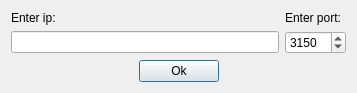
Qt form Lab1/TCPClient/portdialog.ui (rodimov/NetworksLabs_SUT) before a commit.
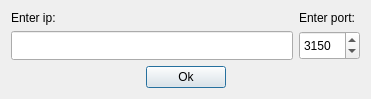
The same form after that commit.

Commit message: portdialog lineedit resize

Diff of the .ui file:
```diff
--- a/Lab1/TCPClient/portdialog.ui
+++ b/Lab1/TCPClient/portdialog.ui
@@ -6,8 +6,8 @@
    <rect>
     <x>0</x>
     <y>0</y>
-    <width>357</width>
-    <height>90</height>
+    <width>371</width>
+    <height>99</height>
    </rect>
   </property>
   <property name="windowTitle">
@@ -30,7 +30,14 @@
       </widget>
      </item>
      <item>
-      <widget class="QLineEdit" name="ip"/>
+      <widget class="QLineEdit" name="ip">
+       <property name="sizePolicy">
+        <sizepolicy hsizetype="Expanding" vsizetype="Expanding">
+         <horstretch>0</horstretch>
+         <verstretch>0</verstretch>
+        </sizepolicy>
+       </property>
+      </widget>
      </item>
     </layout>
    </item>
@@ -51,6 +58,12 @@
      </item>
      <item>
       <widget class="QSpinBox" name="port">
+       <property name="sizePolicy">
+        <sizepolicy hsizetype="Minimum" vsizetype="Expanding">
+         <horstretch>0</horstretch>
+         <verstretch>0</verstretch>
+        </sizepolicy>
+       </property>
        <property name="minimum">
         <number>1</number>
        </property>
```
The commit also changes 6 other files.
